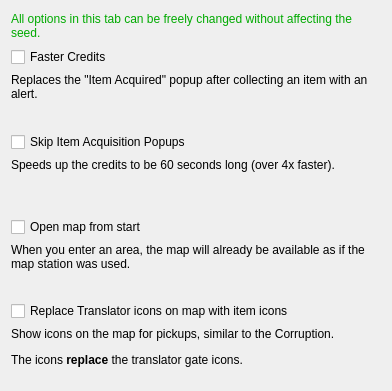
Before: the Qt Designer form randovania/gui/cosmetic_window.ui in randovania/randovania, drawn with Qt 5.
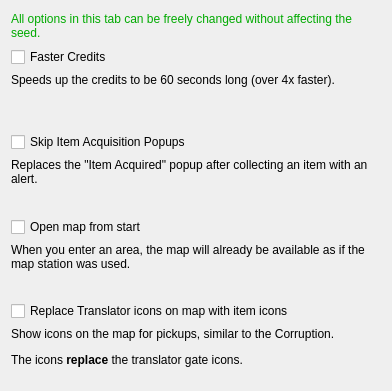
After: the same form once the commit is applied.

Commit message: Fix inverted strings

What changed in the file:
```diff
--- a/randovania/gui/cosmetic_window.ui
+++ b/randovania/gui/cosmetic_window.ui
@@ -63,7 +63,7 @@
      </widget>
     </item>
     <item>
-     <widget class="QLabel" name="remove_hud_popup_label">
+     <widget class="QLabel" name="faster_credits_label">
       <property name="sizePolicy">
        <sizepolicy hsizetype="Preferred" vsizetype="Minimum">
         <horstretch>0</horstretch>
@@ -71,7 +71,7 @@
        </sizepolicy>
       </property>
       <property name="text">
-       <string>&lt;html&gt;&lt;head/&gt;&lt;body&gt;&lt;p&gt;Replaces the &amp;quot;Item Acquired&amp;quot; popup after collecting an item with an alert.&lt;/p&gt;&lt;/body&gt;&lt;/html&gt;</string>
+       <string>Speeds up the credits to be 60 seconds long (over 4x faster).</string>
       </property>
       <property name="alignment">
        <set>Qt::AlignLeading|Qt::AlignLeft|Qt::AlignTop</set>
@@ -89,7 +89,7 @@
      </widget>
     </item>
     <item>
-     <widget class="QLabel" name="faster_credits_label">
+     <widget class="QLabel" name="remove_hud_popup_label">
       <property name="sizePolicy">
        <sizepolicy hsizetype="Preferred" vsizetype="Minimum">
         <horstretch>0</horstretch>
@@ -97,7 +97,7 @@
        </sizepolicy>
       </property>
       <property name="text">
-       <string>Speeds up the credits to be 60 seconds long (over 4x faster).</string>
+       <string>&lt;html&gt;&lt;head/&gt;&lt;body&gt;&lt;p&gt;Replaces the &amp;quot;Item Acquired&amp;quot; popup after collecting an item with an alert.&lt;/p&gt;&lt;/body&gt;&lt;/html&gt;</string>
       </property>
       <property name="alignment">
        <set>Qt::AlignLeading|Qt::AlignLeft|Qt::AlignTop</set>
```
